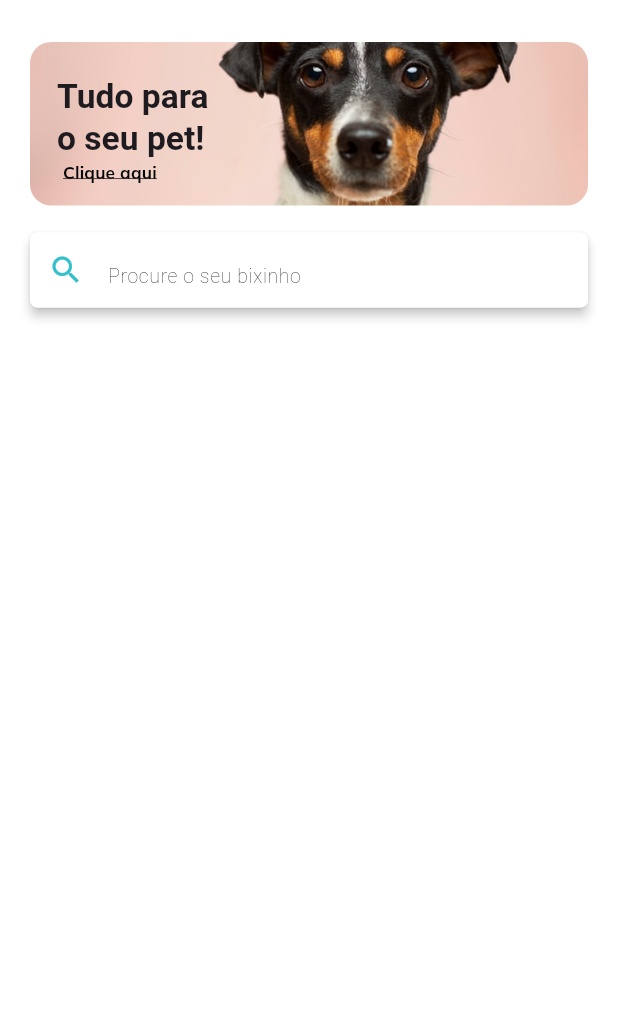
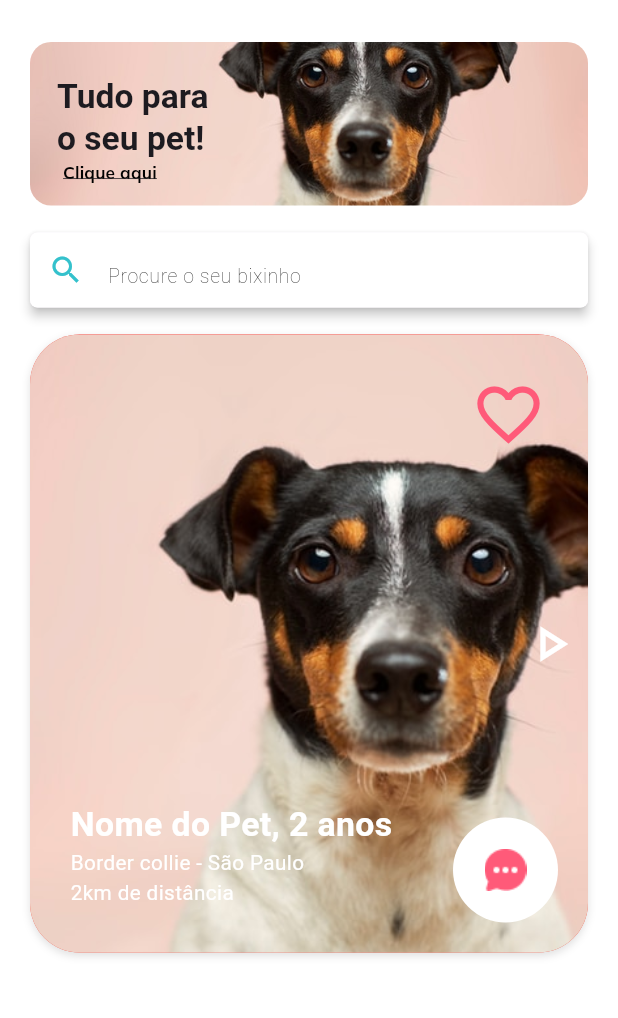
Before and after one commit to tecrodrigocastro/adote-um-pet-app, a Flutter app: the HomePage screen opened directly, on a phone screen of 412 x 824 dp, the part 72-1090 px from its top. Run offline on Flutter 3.47's test engine with Material 3 defaults, Android fonts, the phone set to English and light mode, and no system bars; our stand-ins replace bloc, dio, equatable, flutter_bloc, flutter_dotenv, flutter_masked_text2 and 7 more; missing offline and left inert: lucid_validation; accounts and stored records are empty.

Commit message:
feat: adicionar componente HomeSliderDS e CardComponentDS ao design system

```diff
--- /dev/null
+++ b/design_system/lib/src/components/card_ds.dart
@@ -0,0 +1,26 @@
+import 'package:flutter/material.dart';
+
+class CardComponentDS extends StatelessWidget {
+  final ImageProvider backGroundImage;
+  const CardComponentDS({super.key, required this.backGroundImage});
+
+  @override
+  Widget build(BuildContext context) {
+    double height = MediaQuery.sizeOf(context).height;
+    return Container(
+      height: height * 0.5,
+      decoration: BoxDecoration(
+        image: DecorationImage(image: backGroundImage, fit: BoxFit.cover),
+        color: Colors.red,
+        borderRadius: BorderRadius.circular(33),
+        boxShadow: const [
+          BoxShadow(
+            color: Colors.black12,
+            blurRadius: 4,
+            offset: Offset(0, 2),
+          ),
+        ],
+      ),
+    );
+  }
+}
--- /dev/null
+++ b/design_system/lib/src/sliders/home_slider.dart
@@ -0,0 +1,142 @@
+import 'package:flutter/material.dart';
+
+import '../../design_system.dart';
+import '../components/card_ds.dart';
+
+class HomeSliderDS extends StatelessWidget {
+  final bool isFavorite;
+  final bool showNextButton;
+  final bool showPreviousButton;
+  final VoidCallback onNext;
+  final VoidCallback onPrevious;
+  final ImageProvider backGroundImage;
+
+  const HomeSliderDS({
+    super.key,
+    this.isFavorite = true,
+    this.showNextButton = false,
+    this.showPreviousButton = false,
+    required this.onNext,
+    required this.onPrevious,
+    required this.backGroundImage,
+  });
+
+  @override
+  Widget build(BuildContext context) {
+    return Stack(
+      children: [
+        CardComponentDS(
+          backGroundImage: backGroundImage,
+        ),
+        const Positioned(
+          bottom: 30,
+          left: 27,
+          child: PetInfoRow(),
+        ),
+        Positioned(
+          left: 0,
+          right: 0,
+          top: 0,
+          bottom: 0,
+          child: Padding(
+            padding: const EdgeInsets.symmetric(
+              horizontal: 5,
+            ),
+            child: Row(
+              mainAxisAlignment: MainAxisAlignment.spaceBetween,
+              crossAxisAlignment: CrossAxisAlignment.center,
+              children: [
+                if (showPreviousButton)
+                  GestureDetector(
+                    onTap: onPrevious,
+                    child: Transform.rotate(
+                      angle: 3.14,
+                      child: const Icon(
+                        size: 40,
+                        color: Colors.white,
+                        Icons.play_arrow_outlined,
+                      ),
+                    ),
+                  ),
+                if (!showPreviousButton) const SizedBox.shrink(),
+                if (showNextButton)
+                  GestureDetector(
+                    onTap: onNext,
+                    child: const Icon(
+                      color: Colors.white,
+                      size: 40,
+                      Icons.play_arrow_outlined,
+                    ),
+                  ),
+              ],
+            ),
+          ),
+        ),
+        Positioned(
+          top: 20,
+          right: 20,
+          child: IconButton(
+            onPressed: () {},
+            icon: Icon(
+              Icons.favorite_border,
+              size: 50,
+              color: isFavorite ? AppColors.primaryColor : Colors.white,
+            ),
+          ),
+        ),
+        const Positioned(
+          bottom: 20,
+          right: 20,
+          child: ChatButtonDs(),
+        ),
+      ],
+    );
+  }
+}
+
+class PetInfoRow extends StatelessWidget {
+  final String title;
+  final String subtitle;
+  final String subtitle2;
+  const PetInfoRow({
+    super.key,
+    this.title = 'Nome do Pet, 2 anos',
+    this.subtitle = 'Border collie - São Paulo',
+    this.subtitle2 = '2km de distância',
+  });
+
+  @override
+  Widget build(BuildContext context) {
+    final theme = Theme.of(context);
+    return Column(
+      crossAxisAlignment: CrossAxisAlignment.start,
+      children: [
+        Padding(
+          padding: const EdgeInsets.only(top: 20),
+          child: Text(
+            title,
+            style: theme.textTheme.bodyMedium?.copyWith(
+              color: Colors.white,
+              fontSize: 22.54,
+              fontWeight: FontWeight.w700,
+            ),
+          ),
+        ),
+        Text(
+          subtitle,
+          style: theme.textTheme.bodyMedium?.copyWith(
+            color: Colors.white,
+            fontSize: 13.83,
+          ),
+        ),
+        Text(
+          subtitle2,
+          style: theme.textTheme.bodyMedium?.copyWith(
+            color: Colors.white,
+            fontSize: 13.83,
+          ),
+        ),
+      ],
+    );
+  }
+}
--- a/design_system/lib/src/sliders/sliders.dart
+++ b/design_system/lib/src/sliders/sliders.dart
@@ -1 +1,2 @@
 export './age_slider.dart';
+export './home_slider.dart';
--- a/lib/src/app/features/home/presentation/pages/home_page.dart
+++ b/lib/src/app/features/home/presentation/pages/home_page.dart
@@ -95,6 +95,15 @@ class HomePage extends StatelessWidget {
                 color: AppColors.secondaryColor,
               ),
             ),
+            const Gap(18),
+            HomeSliderDS(
+              backGroundImage: AppImages.homeBannerDog,
+              onPrevious: () {},
+              onNext: () {},
+              showNextButton: true,
+              showPreviousButton: false,
+              isFavorite: true,
+            ),
           ],
         ),
       ),
```
